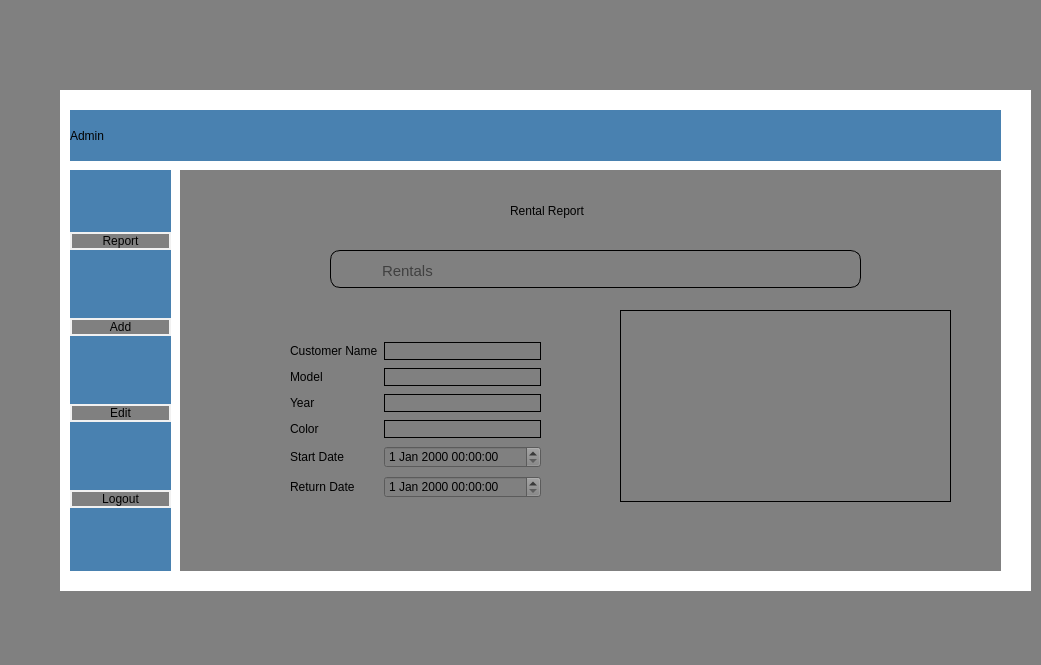
Old version of the form mainwindow.ui in the repository JustUsingaWebsite/Carrental.
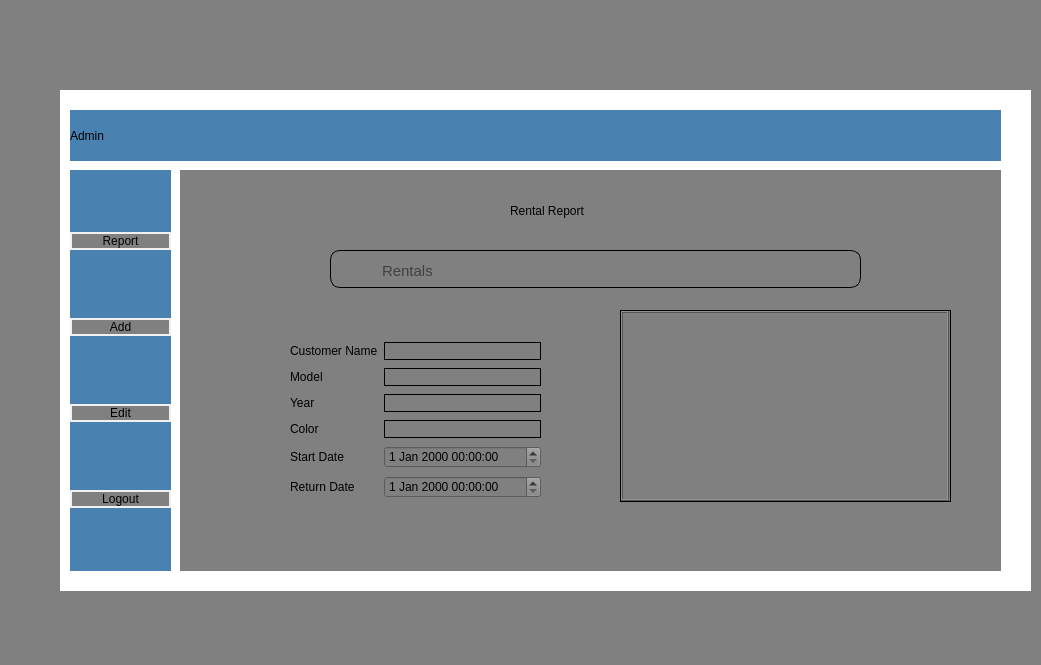
New version of the form. The open tabs and pages were chosen to show the change. Icons and pictures are not drawn.

Patch:
```diff
--- a/mainwindow.ui
+++ b/mainwindow.ui
@@ -2069,6 +2069,119 @@
          </item>
         </layout>
        </widget>
+       <widget class="QListView" name="viewRentalsList">
+        <property name="geometry">
+         <rect>
+          <x>441</x>
+          <y>141</y>
+          <width>328</width>
+          <height>190</height>
+         </rect>
+        </property>
+        <property name="palette">
+         <palette>
+          <active>
+           <colorrole role="Button">
+            <brush brushstyle="SolidPattern">
+             <color alpha="255">
+              <red>128</red>
+              <green>128</green>
+              <blue>128</blue>
+             </color>
+            </brush>
+           </colorrole>
+           <colorrole role="Base">
+            <brush brushstyle="SolidPattern">
+             <color alpha="255">
+              <red>128</red>
+              <green>128</green>
+              <blue>128</blue>
+             </color>
+            </brush>
+           </colorrole>
+           <colorrole role="Window">
+            <brush brushstyle="SolidPattern">
+             <color alpha="255">
+              <red>128</red>
+              <green>128</green>
+              <blue>128</blue>
+             </color>
+            </brush>
+           </colorrole>
+          </active>
+          <inactive>
+           <colorrole role="Button">
+            <brush brushstyle="SolidPattern">
+             <color alpha="255">
+              <red>128</red>
+              <green>128</green>
+              <blue>128</blue>
+             </color>
+            </brush>
+           </colorrole>
+           <colorrole role="Base">
+            <brush brushstyle="SolidPattern">
+             <color alpha="255">
+              <red>128</red>
+              <green>128</green>
+              <blue>128</blue>
+             </color>
+            </brush>
+           </colorrole>
+           <colorrole role="Window">
+            <brush brushstyle="SolidPattern">
+             <color alpha="255">
+              <red>128</red>
+              <green>128</green>
+              <blue>128</blue>
+             </color>
+            </brush>
+           </colorrole>
+          </inactive>
+          <disabled>
+           <colorrole role="Button">
+            <brush brushstyle="SolidPattern">
+             <color alpha="255">
+              <red>128</red>
+              <green>128</green>
+              <blue>128</blue>
+             </color>
+            </brush>
+           </colorrole>
+           <colorrole role="Base">
+            <brush brushstyle="SolidPattern">
+             <color alpha="255">
+              <red>128</red>
+              <green>128</green>
+              <blue>128</blue>
+             </color>
+            </brush>
+           </colorrole>
+           <colorrole role="Window">
+            <brush brushstyle="SolidPattern">
+             <color alpha="255">
+              <red>128</red>
+              <green>128</green>
+              <blue>128</blue>
+             </color>
+            </brush>
+           </colorrole>
+          </disabled>
+         </palette>
+        </property>
+        <property name="autoFillBackground">
+         <bool>false</bool>
+        </property>
+        <property name="styleSheet">
+         <string notr="true">border-color: black</string>
+        </property>
+        <property name="frameShape">
+         <enum>QFrame::Box</enum>
+        </property>
+        <property name="frameShadow">
+         <enum>QFrame::Raised</enum>
+        </property>
+       </widget>
       </widget>
      </widget>
      <widget class="QWidget" name="adminSideWidget" native="true">
```
Left out of the diff: 127 changed lines with no effect on the pictures.
